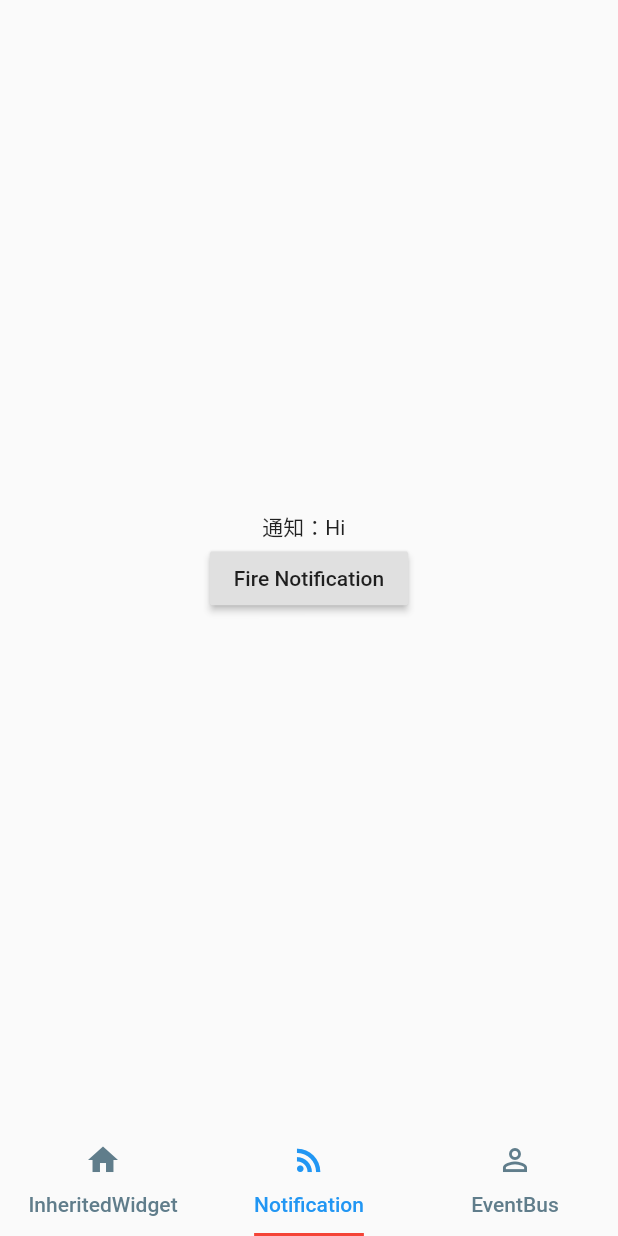
After one commit to chuxusave/flutter_objects, a Flutter app: the screen it shows after launch, item 2 of the bottom bar chosen, after a tap on "Fire Notification", on a phone screen of 412 x 824 dp. The commit adds this screen. Run offline on Flutter 3.47's test engine with Material 2 defaults, Android fonts, the phone set to English and light mode, and no system bars; our stand-ins replace event_bus.

Commit message:
数据共享

```diff
--- /dev/null
+++ b/lib/count_container.dart
@@ -0,0 +1,61 @@
+import 'package:flutter/material.dart';
+
+class CounterPage extends StatefulWidget {
+  CounterPage({Key key}) : super(key: key);
+
+  @override
+  _CounterPageState createState() => _CounterPageState();
+}
+
+class _CounterPageState extends State<CounterPage> {
+  int count = 0;
+
+  void _incrementCounter() => setState(() {
+        count++;
+      });
+
+  @override
+  Widget build(BuildContext context) {
+    return CountContainer(
+        //increment: _incrementCounter,
+        model: this,
+        increment: _incrementCounter,
+        child: Counter());
+  }
+}
+
+class CountContainer extends InheritedWidget {
+  static CountContainer of(BuildContext context) =>
+      context.inheritFromWidgetOfExactType(CountContainer) as CountContainer;
+
+  final _CounterPageState model;
+
+  final Function() increment;
+
+  CountContainer({
+    Key key,
+    @required this.model,
+    @required this.increment,
+    @required Widget child,
+  }) : super(key: key, child: child);
+
+  @override
+  bool updateShouldNotify(CountContainer oldWidget) => model != oldWidget.model;
+}
+
+class Counter extends StatelessWidget {
+  @override
+  Widget build(BuildContext context) {
+    CountContainer state = CountContainer.of(context);
+
+    return Scaffold(
+      appBar: AppBar(
+        title: Text("InheritedWidget demo"),
+      ),
+      body: Text(
+        'You have pushed the button this many times: ${state.model.count}',
+      ),
+      floatingActionButton: FloatingActionButton(onPressed: state.increment),
+    );
+  }
+}
--- /dev/null
+++ b/lib/notification_widget.dart
@@ -0,0 +1,40 @@
+import 'package:flutter/material.dart';
+
+class CustomNotification extends Notification {
+  CustomNotification(this.msg);
+  final String msg;
+}
+
+class CustomChild extends StatelessWidget {
+  @override
+  Widget build(BuildContext context) {
+    return RaisedButton(
+      //按钮点击时分发通知
+      onPressed: () => CustomNotification("Hi").dispatch(context),
+      child: Text("Fire Notification"),
+    );
+  }
+}
+
+class NotificationWidget extends StatefulWidget {
+  @override
+  State<StatefulWidget> createState() => _NotificationState();
+}
+
+class _NotificationState extends State<NotificationWidget> {
+  String _msg = "通知：";
+  @override
+  Widget build(BuildContext context) {
+    //监听通知
+    return NotificationListener<CustomNotification>(
+        onNotification: (notification) {
+          setState(() {
+            _msg += notification.msg + "  ";
+          });
+        },
+        child: Column(
+          mainAxisAlignment: MainAxisAlignment.center,
+          children: <Widget>[Text(_msg), CustomChild()],
+        ));
+  }
+}
--- a/pubspec.yaml
+++ b/pubspec.yaml
@@ -27,6 +27,7 @@ dependencies:
   # The following adds the Cupertino Icons font to your application.
   # Use with the CupertinoIcons class for iOS style icons.
   cupertino_icons: ^0.1.2
+  event_bus: 1.1.0
 
 dev_dependencies:
   flutter_test:
```
Also changed, not shown: lib/event_bus_page.dart (added, +63 -0 lines), lib/main.dart (+9 -100 lines), pubspec.lock.
